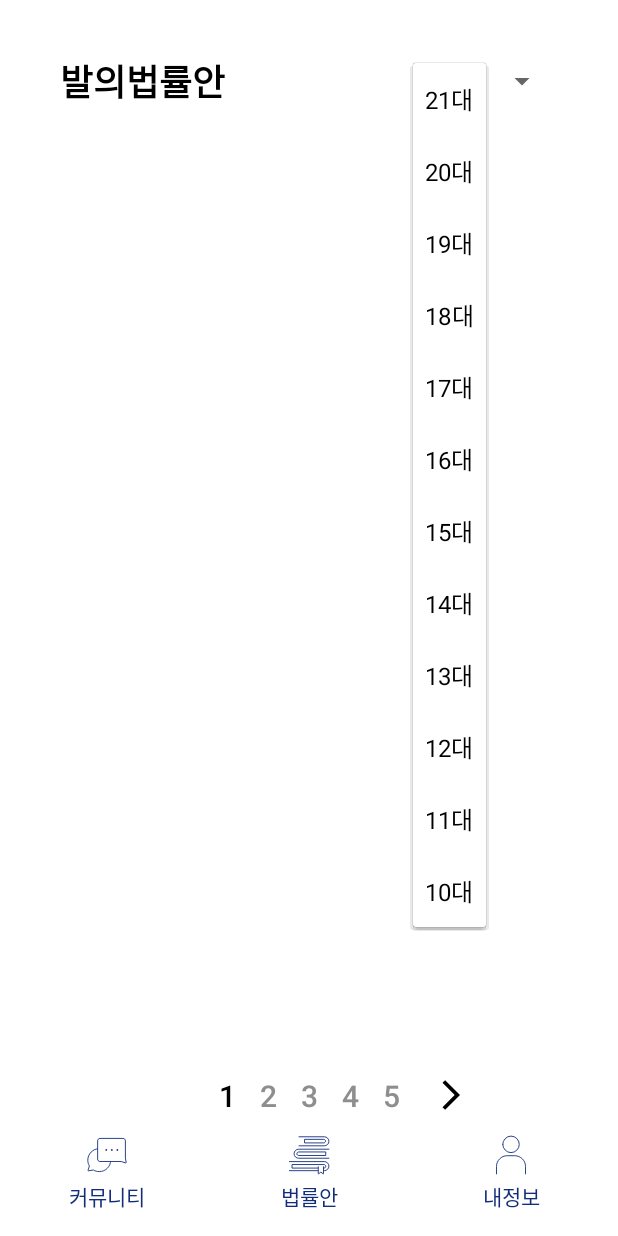
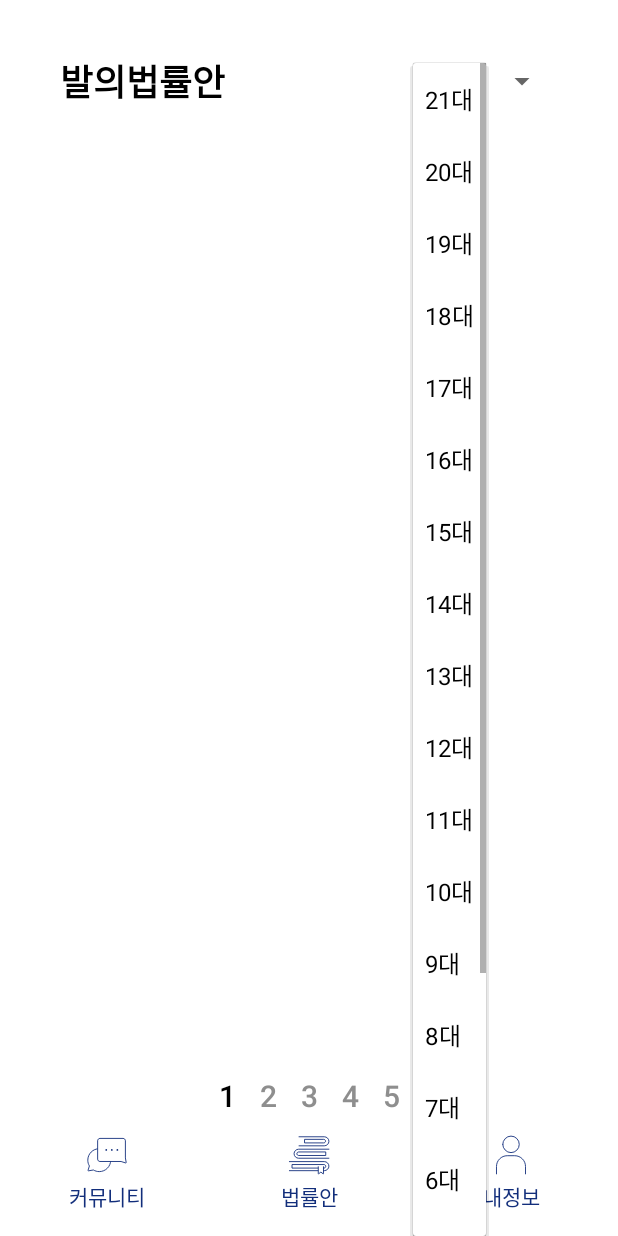
Before and after one commit to MopeTeam1/Nemsy, an Android app: the BillListFragment screen opened directly, with no data from a screen before it, after a tap on an icon or button, on a phone screen of 412 x 824 dp. Run offline under Robolectric (Android 15) with nearby library versions, the phone set to English and light mode, and no system bars; our stand-ins replace Firebase (no records; nobody signed in at launch, a user with empty details on screens opened directly), Volley; network calls fail.

Commit message:
feat : billList pagination

```diff
--- a/app/src/main/java/com/example/nemsy/BillAdapter.java
+++ b/app/src/main/java/com/example/nemsy/BillAdapter.java
@@ -92,4 +92,7 @@ public class BillAdapter extends RecyclerView.Adapter<BillAdapter.ViewHolder> im
             date.setText(item.PROPOSE_DT);
         }
     }
+    public void clear() {
+        items.clear();
+    }
 }
--- a/app/src/main/java/com/example/nemsy/BillListFragment.java
+++ b/app/src/main/java/com/example/nemsy/BillListFragment.java
@@ -1,5 +1,6 @@
 package com.example.nemsy;
 
+import android.graphics.Color;
 import android.os.Bundle;
 import android.util.Log;
 import android.view.LayoutInflater;
@@ -7,8 +8,10 @@ import android.view.View;
 import android.view.ViewGroup;
 import android.widget.AdapterView;
 import android.widget.ArrayAdapter;
+import android.widget.ImageButton;
 import android.widget.Spinner;
 
+import androidx.appcompat.widget.AppCompatButton;
 import androidx.fragment.app.Fragment;
 import androidx.recyclerview.widget.LinearLayoutManager;
 import androidx.recyclerview.widget.RecyclerView;
@@ -32,6 +35,21 @@ public class BillListFragment extends Fragment {
     ArrayList ages = new ArrayList();
     String requestAge = "21";
 
+    ImageButton pagingBackButton;
+    AppCompatButton pagingFirstButton;
+    AppCompatButton pagingSecondButton;
+    AppCompatButton pagingThirdButton;
+    AppCompatButton pagingFourthButton;
+    AppCompatButton pagingFifthButton;
+    ImageButton pagingNextButton;
+
+    AppCompatButton[] pagingButtonList;
+
+    int nowPageRange = 0;
+    int nowPageNum = 1;
+    int maxPage = 20000;
+    int maxPageRange = 20000;
+
     @Override
     public View onCreateView(LayoutInflater inflater, ViewGroup container, Bundle savedInstanceState) {
         ViewGroup rootView = (ViewGroup) inflater.inflate(R.layout.fragment_bill_list, container, false);
@@ -39,12 +57,46 @@ public class BillListFragment extends Fragment {
         RecyclerView recyclerView = rootView.findViewById(R.id.billRecyclerView);
         Spinner spinner = rootView.findViewById(R.id.spinner);
 
+        // paging button init
+        pagingBackButton = rootView.findViewById(R.id.btn_paging_back);
+        pagingFirstButton = rootView.findViewById(R.id.btn_paging_1);
+        pagingSecondButton = rootView.findViewById(R.id.btn_paging_2);
+        pagingThirdButton = rootView.findViewById(R.id.btn_paging_3);
+        pagingFourthButton = rootView.findViewById(R.id.btn_paging_4);
+        pagingFifthButton = rootView.findViewById(R.id.btn_paging_5);
+        pagingNextButton = rootView.findViewById(R.id.btn_paging_next);
+
+        pagingButtonList =  new AppCompatButton[5];
+        pagingButtonList[0] = pagingFirstButton;
+        pagingButtonList[1] = pagingSecondButton;
+        pagingButtonList[2] = pagingThirdButton;
+        pagingButtonList[3] = pagingFourthButton;
+        pagingButtonList[4] = pagingFifthButton;
+
+        setPagingNum();
+        if (maxPageRange == 0)
+            pagingNextButton.setVisibility(View.INVISIBLE);
+        if (nowPageRange == 0)
+            pagingBackButton.setVisibility(View.INVISIBLE);
+        else
+            pagingBackButton.setVisibility(View.VISIBLE);
+
+//        new Thread(() -> {
+//            getData();
+//            handler.post(new Runnable() {
+//                @Override
+//                public void run() {
+//
+//                }
+//            });
+//        }).start();
+
         if(AppHelper.requestQueue == null) {
             AppHelper.requestQueue = Volley.newRequestQueue(getContext());
         }
 
         // spinner
-        for(int i=21; i>=10; i--) {
+        for(int i=21; i>=1; i--) {
             ages.add(i+"대");
         }
         ArrayAdapter<String> spinnerAdapter = new ArrayAdapter<String>(rootView.getContext(), android.R.layout.simple_spinner_item, ages);
@@ -56,7 +108,10 @@ public class BillListFragment extends Fragment {
             public void onItemSelected(AdapterView<?> adapterView, View view, int i, long l) {
                 requestAge = ages.get(i).toString().substring(0, 2);
                 adapter.clearItem();
+                nowPageRange = 0;
+                nowPageNum = 1;
                 makeRequest();
+                setPagingNum();
             }
 
             @Override
@@ -64,6 +119,37 @@ public class BillListFragment extends Fragment {
 
             }
         });
+
+        pagingBackButton.setOnClickListener(new View.OnClickListener() {
+            @Override
+            public void onClick(View v) {
+                nowPageRange--;
+                if (nowPageRange <= 0)
+                    v.setVisibility(View.INVISIBLE);
+                pagingNextButton.setVisibility(View.VISIBLE);
+                setPagingNum();
+                nowPageNum = nowPageRange * 8 + 1;
+                makeRequest();
+            }
+        });
+
+        pagingNextButton.setOnClickListener(new View.OnClickListener() {
+            @Override
+            public void onClick(View v) {
+                nowPageRange++;
+                pagingBackButton.setVisibility(View.VISIBLE);
+                if ( nowPageRange == maxPageRange )
+                    v.setVisibility(View.INVISIBLE);
+
+                setPagingNum();
+                nowPageNum = nowPageRange * 8 + 1;
+                makeRequest();
+            }
+        });
+
+        for (AppCompatButton pagingButton : pagingButtonList) {
+            pagingButton.setOnClickListener(pagingListener);
+        }
 
         // recyclerView
         LinearLayoutManager layoutManager = new LinearLayoutManager(rootView.getContext(), LinearLayoutManager.VERTICAL, false);
@@ -85,7 +171,7 @@ public class BillListFragment extends Fragment {
     }
 
     public void makeRequest() {
-        String url = "https://open.assembly.go.kr/portal/openapi/nzmimeepazxkubdpn?KEY=a9d0d8e5551d4a738e4f0e22fa5a0c4d&Type=json&pIndex=1&pSize=8&AGE=" + requestAge;
+        String url = String.format("https://open.assembly.go.kr/portal/openapi/nzmimeepazxkubdpn?KEY=a9d0d8e5551d4a738e4f0e22fa5a0c4d&Type=json&pIndex=%s&pSize=8&AGE=%s", nowPageNum, requestAge);
 
         StringRequest request = new StringRequest(
                 Request.Method.GET,
@@ -117,11 +203,50 @@ public class BillListFragment extends Fragment {
     public void processResponse(String response) {
         Gson gson = new Gson();
         BillResponse billResponse = gson.fromJson(response, BillResponse.class);
-
+        adapter.clear();
         for(int i=0; i<billResponse.nzmimeepazxkubdpn.get(1).row.size(); i++) {
             Bill bill = billResponse.nzmimeepazxkubdpn.get(1).row.get(i);
             adapter.addItem(bill);
         }
         adapter.notifyDataSetChanged();
     }
+
+    private final View.OnClickListener pagingListener = new View.OnClickListener() {
+        @Override
+        public void onClick(View view) {
+            nowPageNum = Integer.parseInt(((AppCompatButton)view).getText().toString());
+            AppCompatButton selected = (AppCompatButton)view;
+            pagingFirstButton.setTextColor(Color.parseColor("#8E8E8E"));
+            pagingSecondButton.setTextColor(Color.parseColor("#8E8E8E"));
+            pagingThirdButton.setTextColor(Color.parseColor("#8E8E8E"));
+            pagingFourthButton.setTextColor(Color.parseColor("#8E8E8E"));
+            pagingFifthButton.setTextColor(Color.parseColor("#8E8E8E"));
+            selected.setTextColor(Color.parseColor("#000000"));
+
+
+            // 게시글 가져오는 코드
+            makeRequest();
+        }
+    };
+
+    private void setPagingNum() {
+
+
+        for (int i=0; i<5; i++) {
+            int nowPage = nowPageRange*5+i+1;
+            pagingButtonList[i].setText(String.valueOf(nowPage));
+            if (nowPageRange == 0)
+                pagingBackButton.setVisibility(View.INVISIBLE);
+            if (nowPage > maxPage) {
+                pagingButtonList[i].setVisibility(View.GONE);
+            } else {
+                pagingButtonList[i].setVisibility(View.VISIBLE);
+            }
+        }
+        pagingFirstButton.setTextColor(Color.parseColor("#000000"));
+        pagingSecondButton.setTextColor(Color.parseColor("#8E8E8E"));
+        pagingThirdButton.setTextColor(Color.parseColor("#8E8E8E"));
+        pagingFourthButton.setTextColor(Color.parseColor("#8E8E8E"));
+        pagingFifthButton.setTextColor(Color.parseColor("#8E8E8E"));
+    }
 }
```
Also changed, not shown: app/src/main/java/com/example/nemsy/PostListFragment.java (+7 -1 lines).
